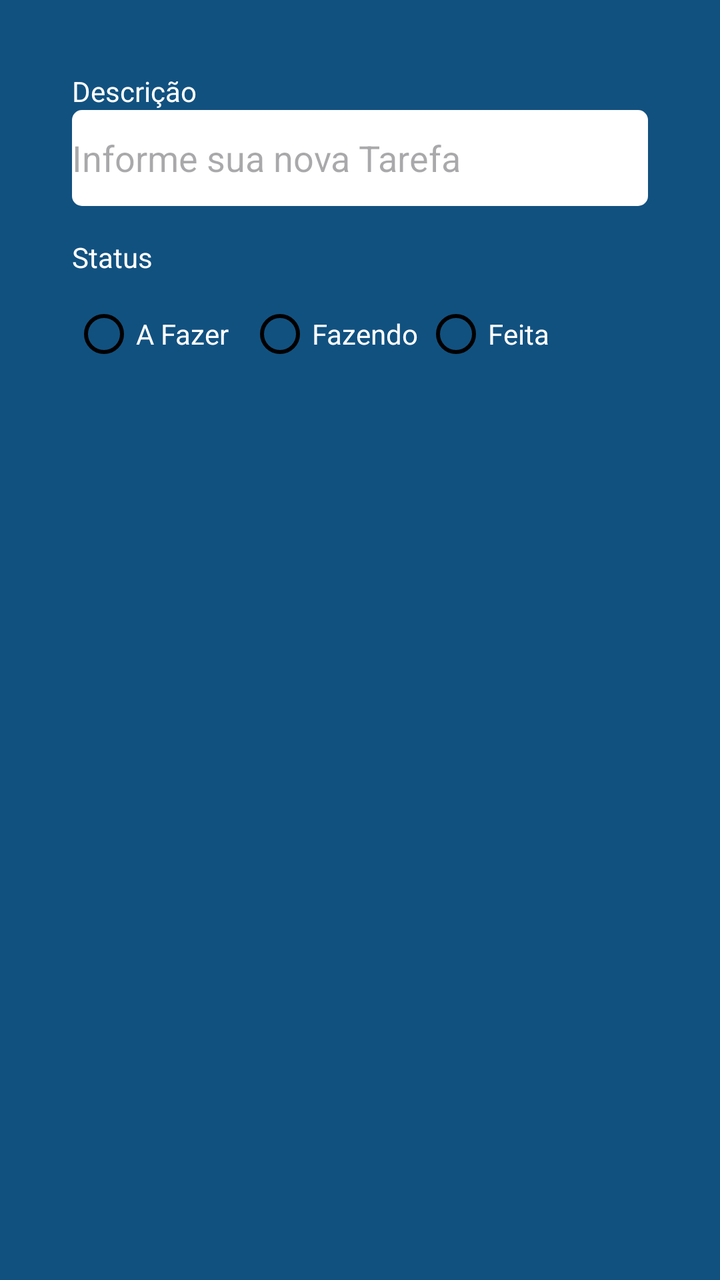
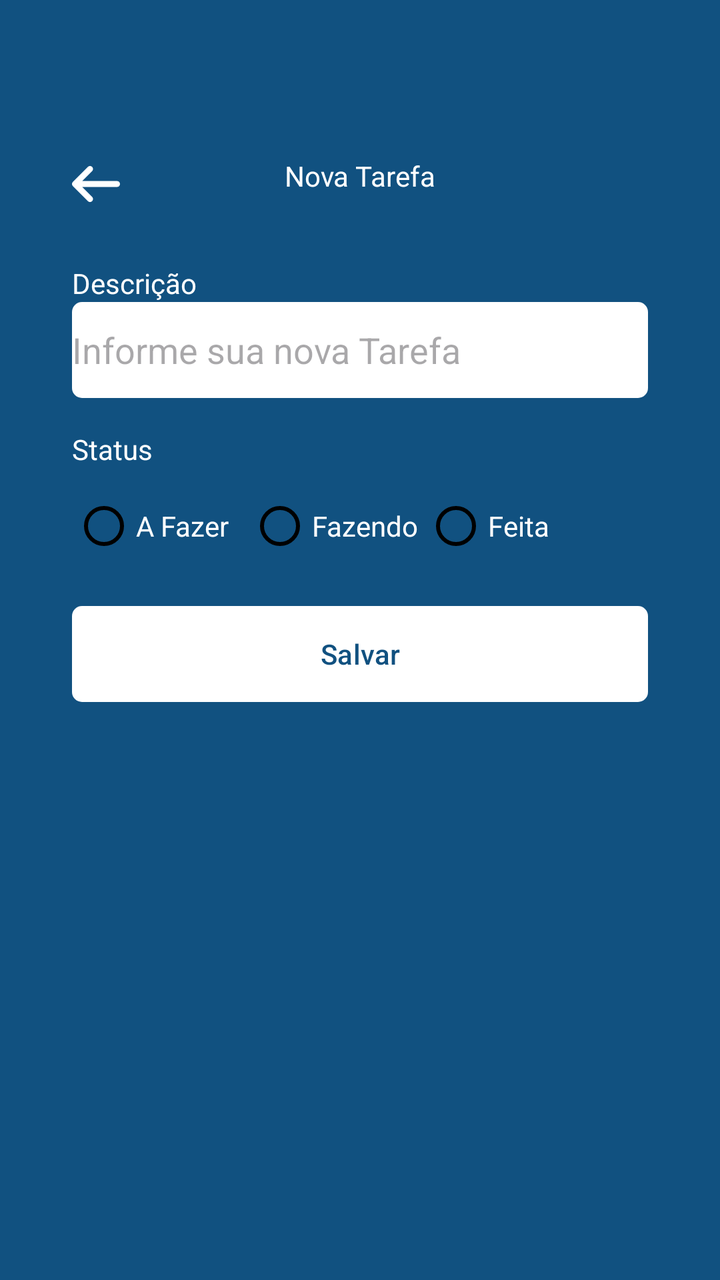

An Android layout rendered at two revisions. The XML below is the earlier revision; the diff shows what the commit changed to produce the second picture.
<!-- AndroidManifest.xml: application theme Theme.Kanban -->
<!-- res/layout/fragment_form_task.xml -->
<?xml version="1.0" encoding="utf-8"?>
<ScrollView xmlns:android="http://schemas.android.com/apk/res/android"
    xmlns:tools="http://schemas.android.com/tools"
    android:layout_width="match_parent"
    android:layout_height="match_parent"
    tools:context=".ui.FormTaskFragment"
    xmlns:app="http://schemas.android.com/apk/res-auto"
    android:padding="20sp"
    android:fillViewport="true">
    <androidx.constraintlayout.widget.ConstraintLayout
        android:layout_width="match_parent"
        android:layout_height="match_parent"
        android:padding="16dp">
        <TextView
            android:id="@+id/textView"
            android:layout_width="wrap_content"
            android:layout_height="wrap_content"
            android:text="Descrição"
            android:textColor="@color/white"
            app:layout_constraintStart_toStartOf="parent"
            app:layout_constraintTop_toTopOf="parent"/>
        <EditText
            android:id="@+id/editTextDescricao"
            android:layout_width="match_parent"
            android:layout_height="48dp"
            android:background="@drawable/bg_edit_text"
            android:hint="Informe sua nova Tarefa"
            app:layout_constraintEnd_toEndOf="parent"
            app:layout_constraintStart_toStartOf="parent"
            app:layout_constraintTop_toBottomOf="@id/textView"/>
        <TextView
            android:id="@+id/textViewStatus"
            android:layout_width="wrap_content"
            android:layout_height="wrap_content"
            android:layout_marginTop="16dp"
            android:text="Status"
            android:textColor="@color/white"
            app:layout_constraintStart_toStartOf="parent"
            app:layout_constraintTop_toBottomOf="@+id/editTextDescricao"/>
        <RadioGroup
            android:layout_width="match_parent"
            android:layout_height="wrap_content"
            android:layout_marginTop="5dp"
            android:orientation="horizontal"
            android:id="@+id/RadioGroup"
            app:layout_constraintEnd_toEndOf="parent"
            app:layout_constraintStart_toStartOf="parent"
            app:layout_constraintTop_toBottomOf="@+id/textViewStatus">
            <RadioButton
                android:layout_width="88dp"
                android:layout_height="48dp"
                android:buttonTint="@color/black"
                android:id="@+id/rbTodo"
                android:text="A Fazer"
                android:theme="@style/MyRadioButton"
                android:textColor="@color/white"/>
            <RadioButton
                android:layout_width="88dp"
                android:layout_height="48dp"
                android:buttonTint="@color/black"
                android:id="@+id/rbDoing"
                android:text="Fazendo"
                android:theme="@style/MyRadioButton"
                android:textColor="@color/white"/>
            <RadioButton
                android:layout_width="88dp"
                android:layout_height="48dp"
                android:buttonTint="@color/black"
                android:id="@+id/rbDone"
                android:text="Feita"
                android:theme="@style/MyRadioButton"
                android:textColor="@color/white"/>
        </RadioGroup>
    </androidx.constraintlayout.widget.ConstraintLayout>
</ScrollView>
<!-- resources referenced by this layout -->
<resources>
  <color name="black">#FF000000</color>
  <color name="white">#FFFFFFFF</color>
  <!-- drawable bg_edit_text (drawable) -->
  <?xml version="1.0" encoding="utf-8"?>
  <shape xmlns:android="http://schemas.android.com/apk/res/android"
      android:shape="rectangle">
      <solid android:color="@color/white"/>
      <corners android:radius="5dp"/>
  
  </shape>
  <style name="MyRadioButton" parent="Theme.AppCompat.Light">
          <item name="colorControlNormal">@color/black</item>
          <item name="colorControlActivated">@color/green</item>
      </style>
  <style name="Theme.Kanban" parent="Base.Theme.Kanban" />
  <color name="green">#74ed11</color>
  <style name="Base.Theme.Kanban" parent="Theme.Material3.DayNight.NoActionBar">
          
          <item name="colorPrimary">@color/color_default</item>
          <item name="colorPrimaryVariant">@color/color_default</item>
          <item name="android:windowBackground">@color/color_default</item>
      </style>
  <color name="color_default">#115180</color>
</resources>

<!-- the commit's change to res/layout/fragment_form_task.xml (unified diff, before → after) -->
@@ -7,69 +7,123 @@
     xmlns:app="http://schemas.android.com/apk/res-auto"
     android:padding="20sp"
     android:fillViewport="true">
-    <androidx.constraintlayout.widget.ConstraintLayout
+    <LinearLayout
+        android:id="@+id/linearlayout1"
         android:layout_width="match_parent"
-        android:layout_height="match_parent"
-        android:padding="16dp">
-        <TextView
-            android:id="@+id/textView"
-            android:layout_width="wrap_content"
-            android:layout_height="wrap_content"
-            android:text="Descrição"
-            android:textColor="@color/white"
-            app:layout_constraintStart_toStartOf="parent"
-            app:layout_constraintTop_toTopOf="parent"/>
-        <EditText
-            android:id="@+id/editTextDescricao"
-            android:layout_width="match_parent"
-            android:layout_height="48dp"
-            android:background="@drawable/bg_edit_text"
-            android:hint="Informe sua nova Tarefa"
-            app:layout_constraintEnd_toEndOf="parent"
-            app:layout_constraintStart_toStartOf="parent"
-            app:layout_constraintTop_toBottomOf="@id/textView"/>
-        <TextView
-            android:id="@+id/textViewStatus"
-            android:layout_width="wrap_content"
-            android:layout_height="wrap_content"
-            android:layout_marginTop="16dp"
-            android:text="Status"
-            android:textColor="@color/white"
-            app:layout_constraintStart_toStartOf="parent"
-            app:layout_constraintTop_toBottomOf="@+id/editTextDescricao"/>
-        <RadioGroup
+        android:layout_height="wrap_content"
+        android:orientation="vertical">
+        <com.google.android.material.appbar.MaterialToolbar
             android:layout_width="match_parent"
             android:layout_height="wrap_content"
-            android:layout_marginTop="5dp"
-            android:orientation="horizontal"
-            android:id="@+id/RadioGroup"
-            app:layout_constraintEnd_toEndOf="parent"
-            app:layout_constraintStart_toStartOf="parent"
-            app:layout_constraintTop_toBottomOf="@+id/textViewStatus">
-            <RadioButton
-                android:layout_width="88dp"
+            android:id="@+id/toolbar"
+            app:navigationIcon="@drawable/icback"
+            android:paddingTop="40dp">
+
+            <TextView
+                android:layout_width="wrap_content"
+                android:layout_height="wrap_content"
+                android:text="Nova Tarefa"
+                android:textColor="@color/white"
+                android:layout_gravity="center_horizontal"/>
+
+    </com.google.android.material.appbar.MaterialToolbar>
+
+        <androidx.constraintlayout.widget.ConstraintLayout
+            android:layout_width="match_parent"
+            android:layout_height="match_parent"
+            android:padding="16dp">
+            <TextView
+                android:id="@+id/textView"
+                android:layout_width="wrap_content"
+                android:layout_height="wrap_content"
+                android:text="Descrição"
+                android:textColor="@color/white"
+                app:layout_constraintStart_toStartOf="parent"
+                app:layout_constraintTop_toTopOf="parent"/>
+            <EditText
+                android:id="@+id/editTextDescricao"
+                android:layout_width="match_parent"
                 android:layout_height="48dp"
-                android:buttonTint="@color/black"
-                android:id="@+id/rbTodo"
-                android:text="A Fazer"
-                android:theme="@style/MyRadioButton"
-                android:textColor="@color/white"/>
-            <RadioButton
-                android:layout_width="88dp"
-                android:layout_height="48dp"
-                android:buttonTint="@color/black"
-                android:id="@+id/rbDoing"
-                android:text="Fazendo"
-                android:theme="@style/MyRadioButton"
-                android:textColor="@color/white"/>
-            <RadioButton
-                android:layout_width="88dp"
-                android:layout_height="48dp"
-                android:buttonTint="@color/black"
-                android:id="@+id/rbDone"
-                android:text="Feita"
-                android:theme="@style/MyRadioButton"
-                android:textColor="@color/white"/>
-        </RadioGroup>
-    </androidx.constraintlayout.widget.ConstraintLayout>
+                android:background="@drawable/bg_edit_text"
+                android:hint="Informe sua nova Tarefa"
+                app:layout_constraintEnd_toEndOf="parent"
+                app:layout_constraintStart_toStartOf="parent"
+                app:layout_constraintTop_toBottomOf="@id/textView"/>
+            <TextView
+                android:id="@+id/textViewStatus"
+                android:layout_width="wrap_content"
+                android:layout_height="wrap_content"
+                android:layout_marginTop="16dp"
+                android:text="Status"
+                android:textColor="@color/white"
+                app:layout_constraintStart_toStartOf="parent"
+                app:layout_constraintTop_toBottomOf="@+id/editTextDescricao"/>
+            <RadioGroup
+                android:layout_width="match_parent"
+                android:layout_height="wrap_content"
+                android:layout_marginTop="5dp"
+                android:orientation="horizontal"
+                android:id="@+id/RadioGroup"
+                app:layout_constraintEnd_toEndOf="parent"
+                app:layout_constraintStart_toStartOf="parent"
+                app:layout_constraintTop_toBottomOf="@+id/textViewStatus">
+                <RadioButton
+                    android:layout_width="88dp"
+                    android:layout_height="48dp"
+                    android:buttonTint="@color/black"
+                    android:id="@+id/rbTodo"
+                    android:text="A Fazer"
+                    android:theme="@style/MyRadioButton"
+                    android:textColor="@color/white"/>
+                <RadioButton
+                    android:layout_width="88dp"
+                    android:layout_height="48dp"
+                    android:buttonTint="@color/black"
+                    android:id="@+id/rbDoing"
+                    android:text="Fazendo"
+                    android:theme="@style/MyRadioButton"
+                    android:textColor="@color/white"/>
+                <RadioButton
+                    android:layout_width="88dp"
+                    android:layout_height="48dp"
+                    android:buttonTint="@color/black"
+                    android:id="@+id/rbDone"
+                    android:text="Feita"
+                    android:theme="@style/MyRadioButton"
+                    android:textColor="@color/white"/>
+            </RadioGroup>
+            <com.google.android.material.button.MaterialButton
+                android:id="@+id/botaosalvar"
+                android:layout_width="match_parent"
+                android:layout_height="wrap_content"
+                android:layout_marginTop="16dp"
+                android:background="@drawable/bg_btn"
+                android:text="Salvar"
+                android:textAllCaps="false"
+                android:textColor="@color/color_default"
+                app:backgroundTint="@null"
+                tools:layout_editor_absoluteX="16dp"
+                tools:layout_editor_absoluteY="221dp"
+                app:layout_constraintEnd_toEndOf="parent"
+                app:layout_constraintStart_toStartOf="parent"
+                app:layout_constraintTop_toBottomOf="@id/RadioGroup"/>
+            <ProgressBar
+                android:layout_width="wrap_content"
+                android:layout_height="wrap_content"
+                android:id="@+id/progressbar"
+                android:layout_marginTop="8dp"
+                android:layout_gravity="center"
+                android:indeterminateTint="@color/white"
+                android:visibility="invisible"
+                tools:layout_editor_absoluteX="152dp"
+                tools:layout_editor_absoluteY="278dp"
+                tools:visibility="visible"
+                app:layout_constraintEnd_toEndOf="parent"
+                app:layout_constraintStart_toStartOf="parent"
+                app:layout_constraintTop_toBottomOf="@id/botaosalvar"/>
+        </androidx.constraintlayout.widget.ConstraintLayout>
+
+
+    </LinearLayout>
+
 </ScrollView>
<!-- resource entries referenced after the edit -->
@@ -2,6 +2,14 @@
 <resources>
   <color name="black">#FF000000</color>
   <color name="white">#FFFFFFFF</color>
+  <!-- drawable bg_btn (drawable) -->
+  <?xml version="1.0" encoding="utf-8"?>
+  <shape xmlns:android="http://schemas.android.com/apk/res/android"
+      android:shape="rectangle">
+      <solid android:color="@color/white"/>
+      <corners android:radius="5dp"/>
+  
+  </shape>
   <!-- drawable bg_edit_text (drawable) -->
   <?xml version="1.0" encoding="utf-8"?>
   <shape xmlns:android="http://schemas.android.com/apk/res/android"
@@ -10,6 +18,12 @@
       <corners android:radius="5dp"/>
   
   </shape>
+  <!-- drawable icback (drawable) -->
+  <vector xmlns:android="http://schemas.android.com/apk/res/android" android:height="30dp" android:viewportHeight="640" android:viewportWidth="640" android:width="30dp">
+        
+      <path android:fillColor="#FFFFFF" android:pathData="M73.4,297.4C60.9,309.9 60.9,330.2 73.4,342.7L233.4,502.7C245.9,515.2 266.2,515.2 278.7,502.7C291.2,490.2 291.2,469.9 278.7,457.4L173.3,352L544,352C561.7,352 576,337.7 576,320C576,302.3 561.7,288 544,288L173.3,288L278.7,182.6C291.2,170.1 291.2,149.8 278.7,137.3C266.2,124.8 245.9,124.8 233.4,137.3L73.4,297.3z"/>
+      
+  </vector>
   <style name="MyRadioButton" parent="Theme.AppCompat.Light">
           <item name="colorControlNormal">@color/black</item>
           <item name="colorControlActivated">@color/green</item>
